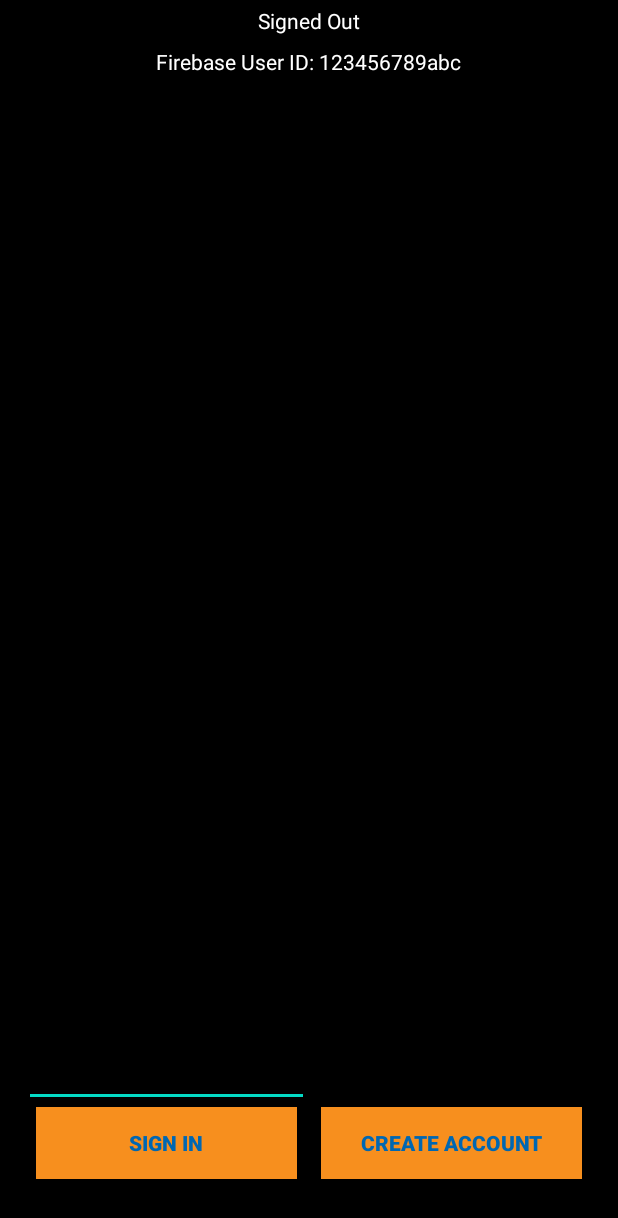
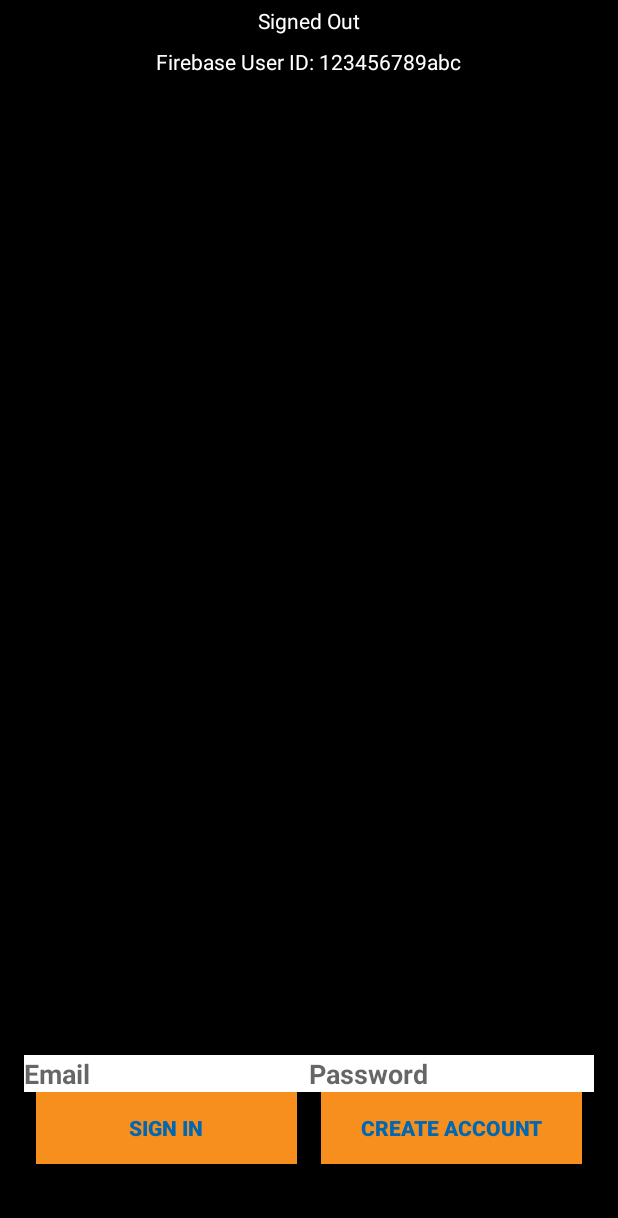
Before and after one commit to MauricioArevaloTorres/GuiaCastor2, an Android app: the layout activity_auth_firebase.xml on its own in the app's theme, with its tools: preview values and no code run, on a phone screen of 412 x 824 dp. Shown: the top 1218 px of the screen. Run offline under Robolectric (Android 15) with nearby library versions, the phone set to English and light mode, and no system bars.

Commit message:
corregido backgrounds

```diff
--- a/app/src/main/res/layout/activity_auth_firebase.xml
+++ b/app/src/main/res/layout/activity_auth_firebase.xml
@@ -53,6 +53,7 @@
                 android:layout_width="0dp"
                 android:layout_height="wrap_content"
                 android:layout_weight="1"
+                android:background="@color/blanco"
                 android:hint="@string/hint_email"
                 android:inputType="textEmailAddress"
                 android:textColor="@color/azul"
@@ -63,6 +64,7 @@
                 android:layout_width="0dp"
                 android:layout_height="wrap_content"
                 android:layout_weight="1"
+                android:background="@color/blanco"
                 android:hint="@string/hint_password"
                 android:inputType="textPassword"
                 android:textColor="@color/azul"
```
